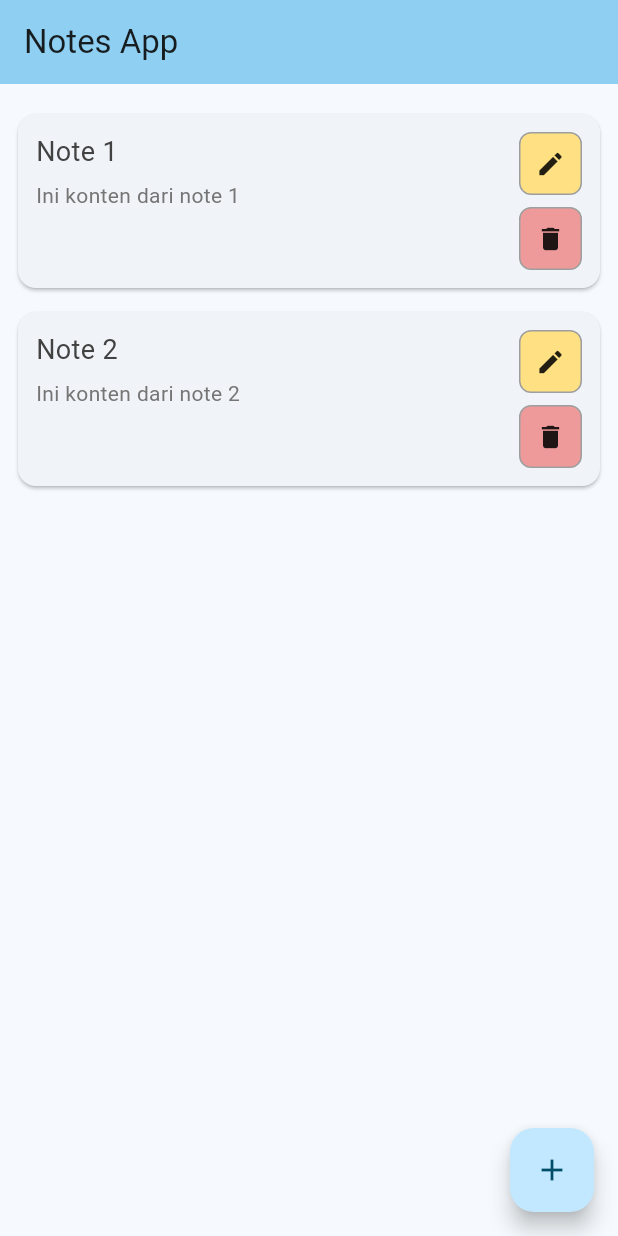
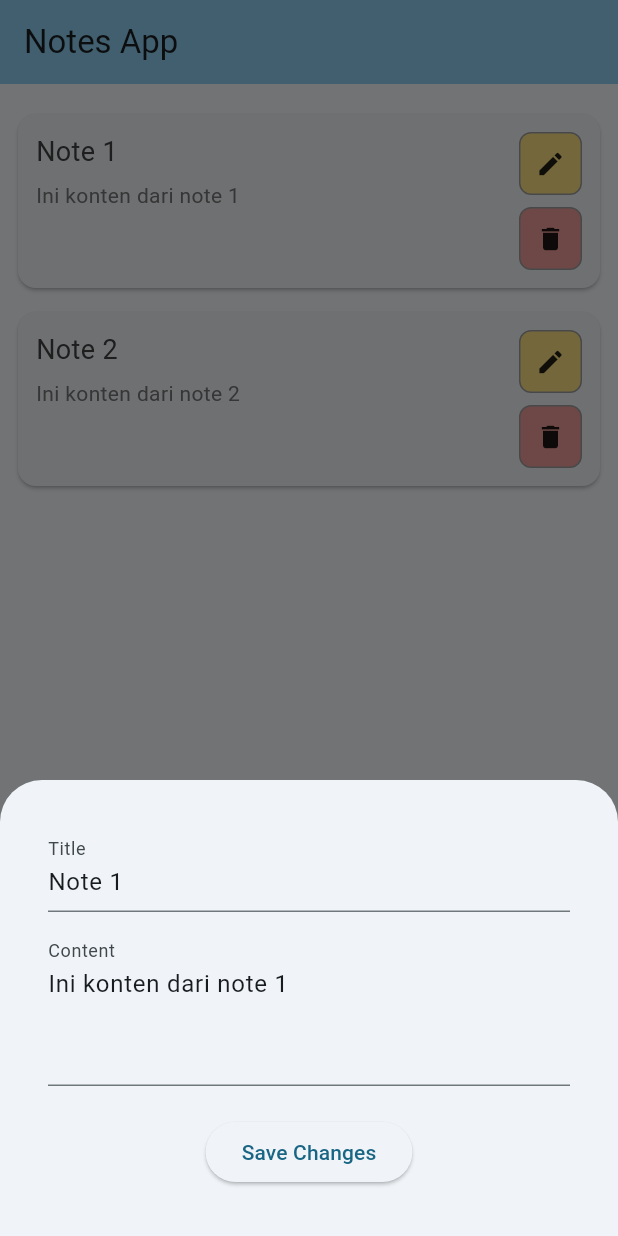
Before and after one commit to korekorokero/notesapp, a Flutter app: the screen it shows after launch, after a tap on the "edit" icon, on a phone screen of 412 x 824 dp. Run offline on Flutter 3.47's test engine with Material 3 defaults, Android fonts, the phone set to English and light mode, and no system bars.

Commit message:
added update

```diff
--- /dev/null
+++ b/lib/pages/edit_note.dart
@@ -0,0 +1,47 @@
+import 'package:flutter/material.dart';
+
+Future<List<String>?> showEditNoteBottomSheet(BuildContext context, String initTitle, String initContent) {
+  final titleController = TextEditingController(text: initTitle);
+  final contentController = TextEditingController(text: initContent);
+
+  return showModalBottomSheet(
+    context: context,
+    isScrollControlled: true,
+    builder: (BuildContext ctx) {
+      return Padding(
+        padding: EdgeInsets.only(
+          left: 32.0,
+          right: 32.0,
+          top: 32.0,
+          bottom: 32.0 + MediaQuery.of(ctx).viewInsets.bottom,
+        ),
+        child: SingleChildScrollView(
+          child: Column(
+            children: [
+              TextField(
+                controller: titleController,
+                decoration: InputDecoration(labelText: 'Title'),
+              ),
+              SizedBox(height: 12.0),
+              TextField(
+                controller: contentController,
+                decoration: InputDecoration(labelText: 'Content'),
+                maxLines: 3,
+              ),
+              SizedBox(height: 20.0),
+              ElevatedButton(
+                onPressed: () {
+                  Navigator.pop(ctx, [
+                    titleController.text,
+                    contentController.text,
+                  ]);
+                },
+                child: Text('Save Changes'),
+              ),
+            ],
+          ),
+        ),
+      );
+    },
+  );
+}
--- a/lib/pages/home.dart
+++ b/lib/pages/home.dart
@@ -1,6 +1,7 @@
 import 'package:flutter/material.dart';
 import 'package:notesapp/model/note_model.dart';
 import 'package:notesapp/pages/add_note.dart';
+import 'package:notesapp/pages/edit_note.dart';
 import 'package:notesapp/pages/note_card.dart';
 
 class HomePage extends StatefulWidget {
@@ -48,6 +49,24 @@ class _HomePageState extends State<HomePage> {
                     _isLoading = false;
                   });
                 },
+                onEdit: () async {
+                  final newNote = await showEditNoteBottomSheet(context, notes[index].title, notes[index].content);
+                  if (newNote != null) {
+                    setState(() {
+                      _isLoading = true;
+                    });
+
+                    await Future.delayed(const Duration(seconds: 1));
+
+                    setState(() {
+                      notes[index] = NoteModel(
+                        title: newNote[0],
+                        content: newNote[1],
+                      );
+                      _isLoading = false;
+                    });
+                  }
+                }
               );
             },
           ),
--- a/lib/pages/note_card.dart
+++ b/lib/pages/note_card.dart
@@ -4,12 +4,14 @@ class NoteCard extends StatelessWidget {
   final String title;
   final String content;
   final VoidCallback onDelete;
+  final VoidCallback onEdit;
 
   const NoteCard({
     super.key,
     required this.title,
     required this.content,
-    required this.onDelete
+    required this.onDelete,
+    required this.onEdit,
   });
 
   @override
@@ -50,7 +52,7 @@ class NoteCard extends StatelessWidget {
                 InkWell(
                   borderRadius: BorderRadius.circular(8.0),
                   onTap: () {
-                    print('Edit note');
+                    onEdit();
                   },
                   child: Ink(
                     decoration: BoxDecoration(
```
